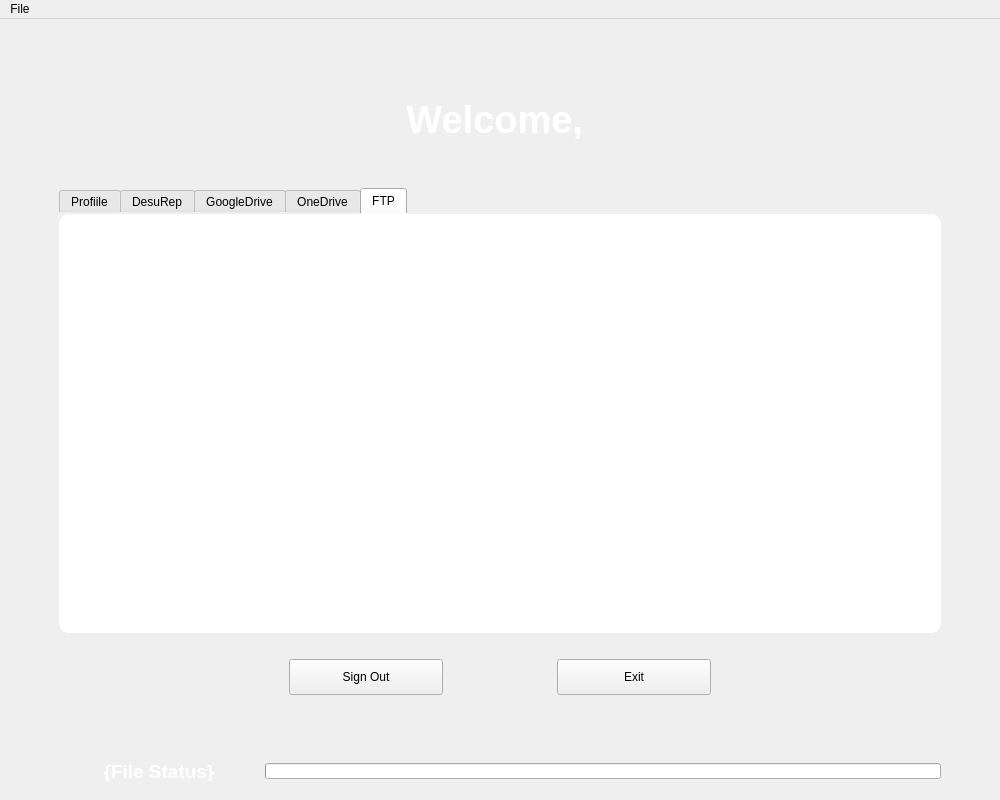
Above: Desktop/DesuRep/mainwindow.ui from Exonymus/Unified-File-Hub before the change. Below: the same form after it.
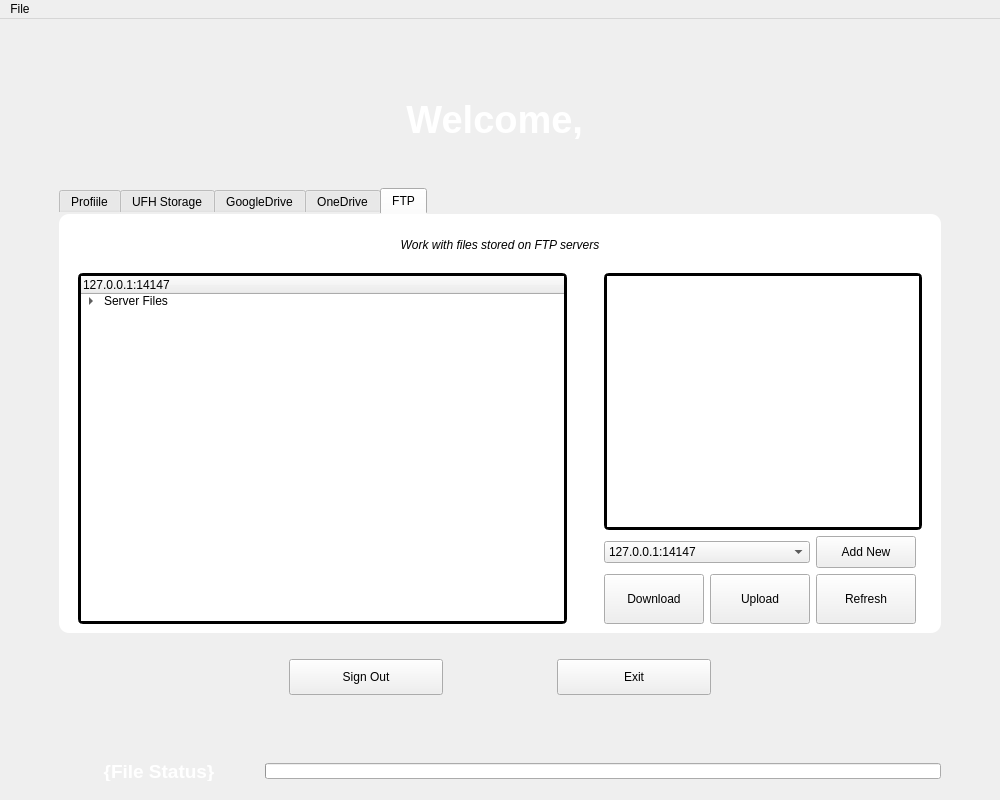
That is the form after the change. The open tabs and pages were chosen to show the change. Icons and pictures are not drawn.

Commit message: Added Google Drive integration [List & Refresh]

Patch:
```diff
--- a/Desktop/DesuRep/mainwindow.ui
+++ b/Desktop/DesuRep/mainwindow.ui
@@ -116,7 +116,9 @@
   background-color: white;
   border-radius: 10px;
 }
-#desurep_files, #desurep_file_info   {
+#desurep_files, #desurep_file_info,
+#gdrive_files, #gdrive_file_info,
+#ftp_files, #ftp_file_info   {
   border: 3px solid black;
   border-radius: 5px;
 }</string>
@@ -631,7 +633,7 @@
         </widget>
         <widget class="QWidget" name="desurep_storage_tab">
          <attribute name="title">
-          <string>DesuRep</string>
+          <string>UFH Storage</string>
          </attribute>
          <layout class="QGridLayout" name="gridLayout">
           <item row="4" column="5" colspan="2">
@@ -883,6 +885,302 @@
          <attribute name="title">
           <string>FTP</string>
          </attribute>
+         <layout class="QGridLayout" name="gridLayout_ftp">
+          <item row="3" column="0">
+           <spacer name="content_left_spacer_ftp">
+            <property name="orientation">
+             <enum>Qt::Horizontal</enum>
+            </property>
+            <property name="sizeType">
+             <enum>QSizePolicy::Fixed</enum>
+            </property>
+            <property name="sizeHint" stdset="0">
+             <size>
+              <width>10</width>
+              <height>20</height>
+             </size>
+            </property>
+           </spacer>
+          </item>
+          <item row="5" column="4">
+           <widget class="QPushButton" name="upload_ftp_btn">
+            <property name="minimumSize">
+             <size>
+              <width>100</width>
+              <height>50</height>
+             </size>
+            </property>
+            <property name="maximumSize">
+             <size>
+              <width>100</width>
+              <height>50</height>
+             </size>
+            </property>
+            <property name="styleSheet">
+             <string notr="true"/>
+            </property>
+            <property name="text">
+             <string>Upload</string>
+            </property>
+            <property name="icon">
+             <iconset resource="resources.qrc">
+              <normaloff>:/icons/upload</normaloff>:/icons/upload</iconset>
+            </property>
+            <property name="iconSize">
+             <size>
+              <width>20</width>
+              <height>20</height>
+             </size>
+            </property>
+            <property name="flat">
+             <bool>false</bool>
+            </property>
+           </widget>
+          </item>
+          <item row="3" column="7">
+           <spacer name="content_right_spacer_ftp">
+            <property name="orientation">
+             <enum>Qt::Horizontal</enum>
+            </property>
+            <property name="sizeType">
+             <enum>QSizePolicy::Fixed</enum>
+            </property>
+            <property name="sizeHint" stdset="0">
+             <size>
+              <width>10</width>
+              <height>20</height>
+             </size>
+            </property>
+           </spacer>
+          </item>
+          <item row="3" column="1" rowspan="3">
+           <widget class="QTreeWidget" name="ftp_files">
+            <property name="styleSheet">
+             <string notr="true"/>
+            </property>
+            <column>
+             <property name="text">
+              <string>127.0.0.1:14147</string>
+             </property>
+             <property name="icon">
+              <iconset resource="resources.qrc">
+               <normaloff>:/icons/home</normaloff>:/icons/home</iconset>
+             </property>
+            </column>
+            <item>
+             <property name="text">
+              <string>Server Files</string>
+             </property>
+             <property name="icon">
+              <iconset resource="resources.qrc">
+               <normaloff>:/icons/home-folder</normaloff>:/icons/home-folder</iconset>
+             </property>
+             <item>
+              <property name="text">
+               <string>testimage</string>
+              </property>
+              <property name="icon">
+               <iconset resource="resources.qrc">
+                <normaloff>:/icons/file</normaloff>:/icons/file</iconset>
+              </property>
+             </item>
+             <item>
+              <property name="text">
+               <string>Server_Folder1</string>
+              </property>
+              <property name="icon">
+               <iconset resource="resources.qrc">
+                <normaloff>:/icons/folder</normaloff>:/icons/folder</iconset>
+              </property>
+              <item>
+               <property name="text">
+                <string>testimage</string>
+               </property>
+               <property name="icon">
+                <iconset resource="resources.qrc">
+                 <normaloff>:/icons/file</normaloff>:/icons/file</iconset>
+               </property>
+              </item>
+             </item>
+             <item>
+              <property name="text">
+               <string>testtxt</string>
+              </property>
+              <property name="icon">
+               <iconset resource="resources.qrc">
+                <normaloff>:/icons/file</normaloff>:/icons/file</iconset>
+              </property>
+             </item>
+            </item>
+           </widget>
+          </item>
+          <item row="2" column="2">
+           <spacer name="content_mid_spacer_ftp">
+            <property name="orientation">
+             <enum>Qt::Vertical</enum>
+            </property>
+            <property name="sizeType">
+             <enum>QSizePolicy::Fixed</enum>
+            </property>
+            <property name="sizeHint" stdset="0">
+             <size>
+              <width>20</width>
+              <height>15</height>
+             </size>
+            </property>
+           </spacer>
+          </item>
+          <item row="5" column="5" colspan="2">
+           <widget class="QPushButton" name="refresh_files_ftp_btn">
+            <property name="minimumSize">
+             <size>
+              <width>100</width>
+              <height>50</height>
+             </size>
+            </property>
+            <property name="maximumSize">
+             <size>
+              <width>100</width>
+              <height>50</height>
+             </size>
+            </property>
+            <property name="text">
+             <string>Refresh</string>
+            </property>
+            <property name="icon">
+             <iconset resource="resources.qrc">
+              <normaloff>:/icons/refresh</normaloff>:/icons/refresh</iconset>
+            </property>
+            <property name="shortcut">
+             <string>Ctrl+R</string>
+            </property>
+           </widget>
+          </item>
+          <item row="1" column="1" colspan="6">
+           <widget class="QLabel" name="ftp_description_label">
+            <property name="font">
+             <font>
+              <family>Arial</family>
+              <italic>true</italic>
+             </font>
+            </property>
+            <property name="text">
+             <string>Work with files stored on FTP servers</string>
+            </property>
+            <property name="alignment">
+             <set>Qt::AlignCenter</set>
+            </property>
+           </widget>
+          </item>
+          <item row="3" column="2">
+           <spacer name="content_middle_spacer_ftp">
+            <property name="orientation">
+             <enum>Qt::Horizontal</enum>
+            </property>
+            <property name="sizeType">
+             <enum>QSizePolicy::Fixed</enum>
+            </property>
+            <property name="sizeHint" stdset="0">
+             <size>
+              <width>25</width>
+              <height>20</height>
+             </size>
+            </property>
+           </spacer>
+          </item>
+          <item row="5" column="3">
+           <widget class="QPushButton" name="download_ftp_btn">
+            <property name="minimumSize">
+             <size>
+              <width>100</width>
+              <height>50</height>
+             </size>
+            </property>
+            <property name="maximumSize">
+             <size>
+              <width>100</width>
+              <height>50</height>
+             </size>
+            </property>
+            <property name="styleSheet">
+             <string notr="true"/>
+            </property>
+            <property name="text">
+             <string>Download</string>
+            </property>
+            <property name="icon">
+             <iconset resource="resources.qrc">
+              <normaloff>:/icons/download</normaloff>:/icons/download</iconset>
+            </property>
+            <property name="iconSize">
+             <size>
+              <width>20</width>
+              <height>20</height>
+             </size>
+            </property>
+           </widget>
+          </item>
+          <item row="3" column="3" colspan="4">
+           <widget class="QTextBrowser" name="ftp_file_info">
+            <property name="frameShape">
+             <enum>QFrame::StyledPanel</enum>
+            </property>
+            <property name="placeholderText">
+             <string>&lt;Select directory or file first to view properties&gt;</string>
+            </property>
+           </widget>
+          </item>
+          <item row="0" column="2">
+           <spacer name="content_top_spacer_ftp">
+            <property name="orientation">
+             <enum>Qt::Vertical</enum>
+            </property>
+            <property name="sizeType">
+             <enum>QSizePolicy::Minimum</enum>
+            </property>
+            <property name="sizeHint" stdset="0">
+             <size>
+              <width>20</width>
+              <height>15</height>
+             </size>
+            </property>
+           </spacer>
+          </item>
+          <item row="4" column="5">
+           <widget class="QPushButton" name="ftp_connection_add_btn">
+            <property name="minimumSize">
+             <size>
+              <width>100</width>
+              <height>32</height>
+             </size>
+            </property>
+            <property name="maximumSize">
+             <size>
+              <width>100</width>
+              <height>32</height>
+             </size>
+            </property>
+            <property name="text">
+             <string>Add New</string>
+            </property>
+           </widget>
+          </item>
+          <item row="4" column="3" colspan="2">
+           <widget class="QComboBox" name="ftp_connection_cb">
+            <property name="currentIndex">
+             <number>0</number>
+            </property>
+            <property name="placeholderText">
+             <string>&lt;Select FTP connection&gt;</string>
+            </property>
+            <item>
+             <property name="text">
+              <string>127.0.0.1:14147</string>
+             </property>
+            </item>
+           </widget>
+          </item>
+         </layout>
         </widget>
        </widget>
       </item>
```
Left out of the diff: 245 changed lines with no effect on the pictures. The commit also changes 21 other files.
